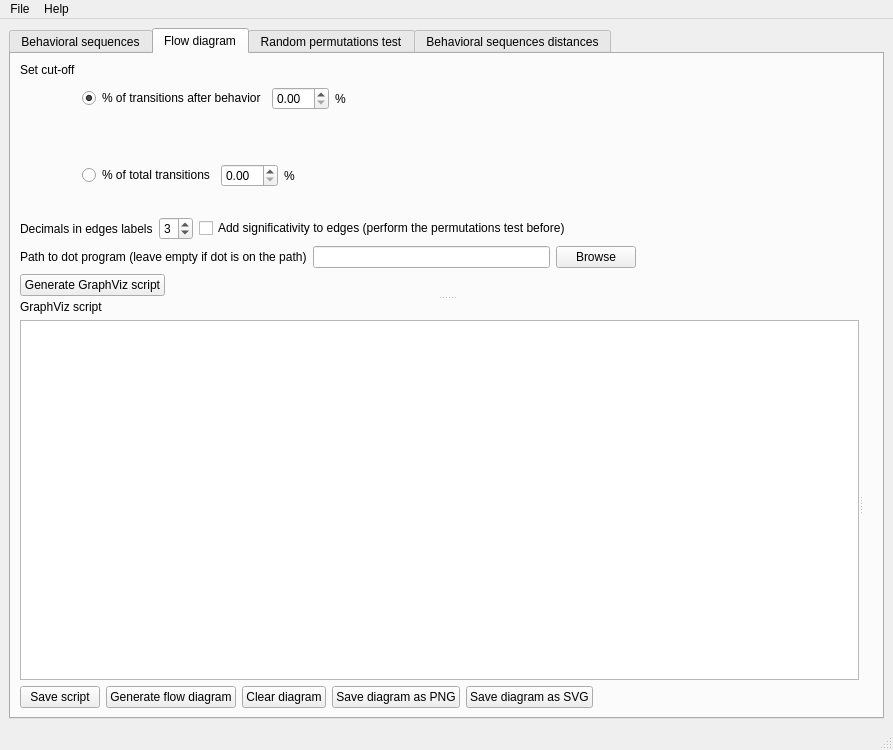
First picture: the form in behatrix/behatrix.ui, repository olivierfriard/behatrix, before the edit.
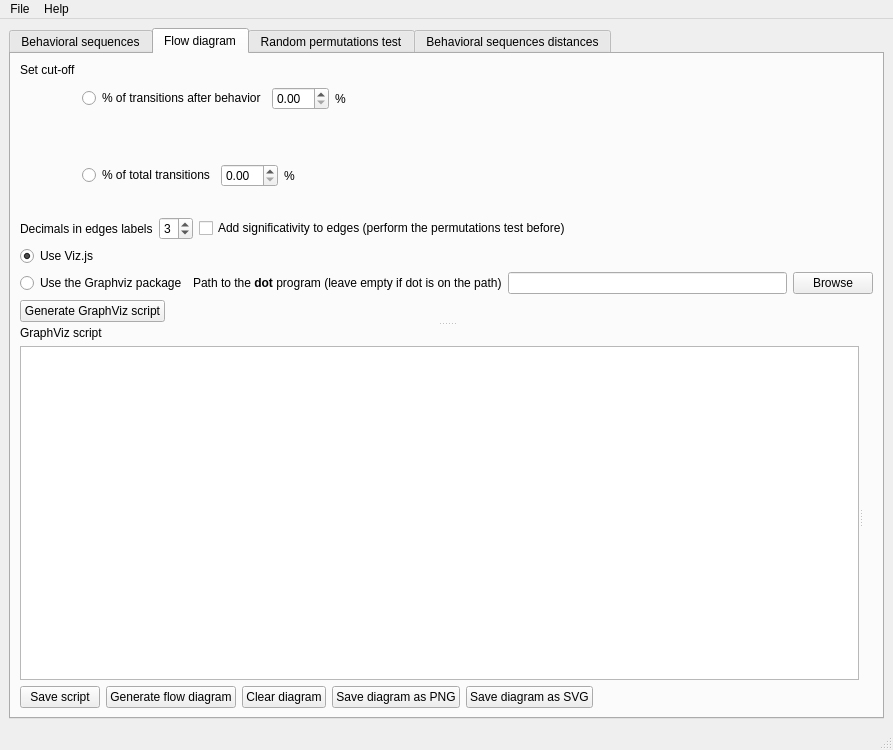
Second picture: the form after the edit. The open tabs and pages were chosen to show the change.

Commit message: added the viz.js engine for diagram generation

What changed in the file:
```diff
--- a/behatrix/behatrix.ui
+++ b/behatrix/behatrix.ui
@@ -269,7 +269,7 @@
                      <string>% of transitions after behavior</string>
                     </property>
                     <property name="checked">
-                     <bool>true</bool>
+                     <bool>false</bool>
                     </property>
                    </widget>
                   </item>
@@ -389,12 +389,35 @@
               </item>
              </layout>
             </item>
+            <item>
+             <widget class="QRadioButton" name="rb_vizjs">
+              <property name="text">
+               <string>Use Viz.js</string>
+              </property>
+              <property name="checked">
+               <bool>true</bool>
+              </property>
+              <attribute name="buttonGroup">
+               <string notr="true">buttonGroup</string>
+              </attribute>
+             </widget>
+            </item>
             <item>
              <layout class="QHBoxLayout" name="horizontalLayout_14">
+              <item>
+               <widget class="QRadioButton" name="rb_graphviz">
+                <property name="text">
+                 <string>Use the Graphviz package</string>
+                </property>
+                <attribute name="buttonGroup">
+                 <string notr="true">buttonGroup</string>
+                </attribute>
+               </widget>
+              </item>
               <item>
                <widget class="QLabel" name="label_16">
                 <property name="text">
-                 <string>Path to dot program (leave empty if dot is on the path)</string>
+                 <string>&lt;html&gt;&lt;head/&gt;&lt;body&gt;&lt;p&gt;Path to the &lt;span style=&quot; font-weight:600;&quot;&gt;dot&lt;/span&gt; program (leave empty if dot is on the path)&lt;/p&gt;&lt;/body&gt;&lt;/html&gt;</string>
                 </property>
                </widget>
               </item>
@@ -408,19 +431,6 @@
                 </property>
                </widget>
               </item>
-              <item>
-               <spacer name="horizontalSpacer_7">
-                <property name="orientation">
-                 <enum>Qt::Horizontal</enum>
-                </property>
-                <property name="sizeHint" stdset="0">
-                 <size>
-                  <width>40</width>
-                  <height>20</height>
-                 </size>
-                </property>
-               </spacer>
-              </item>
              </layout>
             </item>
             <item>
```
Left out of the diff: 12 changed lines with no effect on the pictures. The commit also changes 2 other files.
